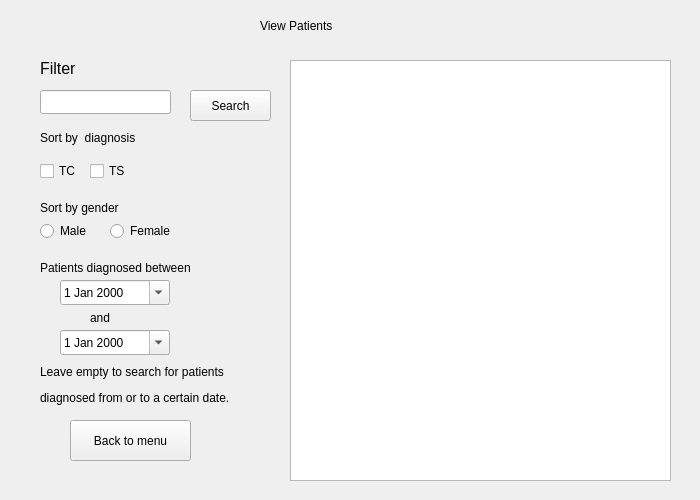
First picture: the form in asd/db_view.ui, repository rkishibe/diaggaze, before the edit.
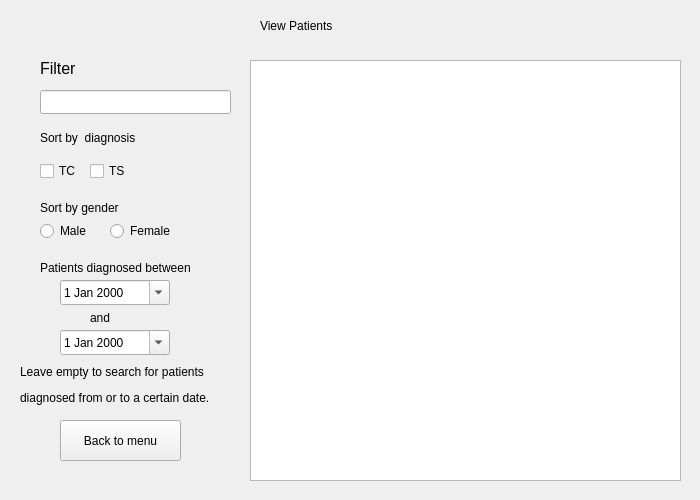
Second picture: the form after the edit.

Patch:
```diff
--- a/asd/db_view.ui
+++ b/asd/db_view.ui
@@ -13,25 +13,12 @@
   <property name="windowTitle">
    <string>Form</string>
   </property>
-  <widget class="QPushButton" name="pushButton">
-   <property name="geometry">
-    <rect>
-     <x>190</x>
-     <y>90</y>
-     <width>81</width>
-     <height>31</height>
-    </rect>
-   </property>
-   <property name="text">
-    <string>Search</string>
-   </property>
-  </widget>
-  <widget class="QLineEdit" name="lineEdit">
+  <widget class="QLineEdit" name="search_input">
    <property name="geometry">
     <rect>
      <x>40</x>
      <y>90</y>
-     <width>131</width>
+     <width>191</width>
      <height>24</height>
     </rect>
    </property>
@@ -83,7 +70,7 @@
   <widget class="QPushButton" name="back_button">
    <property name="geometry">
     <rect>
-     <x>70</x>
+     <x>60</x>
      <y>420</y>
      <width>121</width>
      <height>41</height>
@@ -96,9 +83,9 @@
   <widget class="QTableView" name="table_view">
    <property name="geometry">
     <rect>
-     <x>290</x>
+     <x>250</x>
      <y>60</y>
-     <width>381</width>
+     <width>431</width>
      <height>421</height>
     </rect>
    </property>
@@ -184,7 +171,7 @@
   <widget class="QLabel" name="label_6">
    <property name="geometry">
     <rect>
-     <x>40</x>
+     <x>20</x>
      <y>360</y>
      <width>231</width>
      <height>51</height>
```
Left out of the diff: 4 changed lines with no effect on the pictures.
